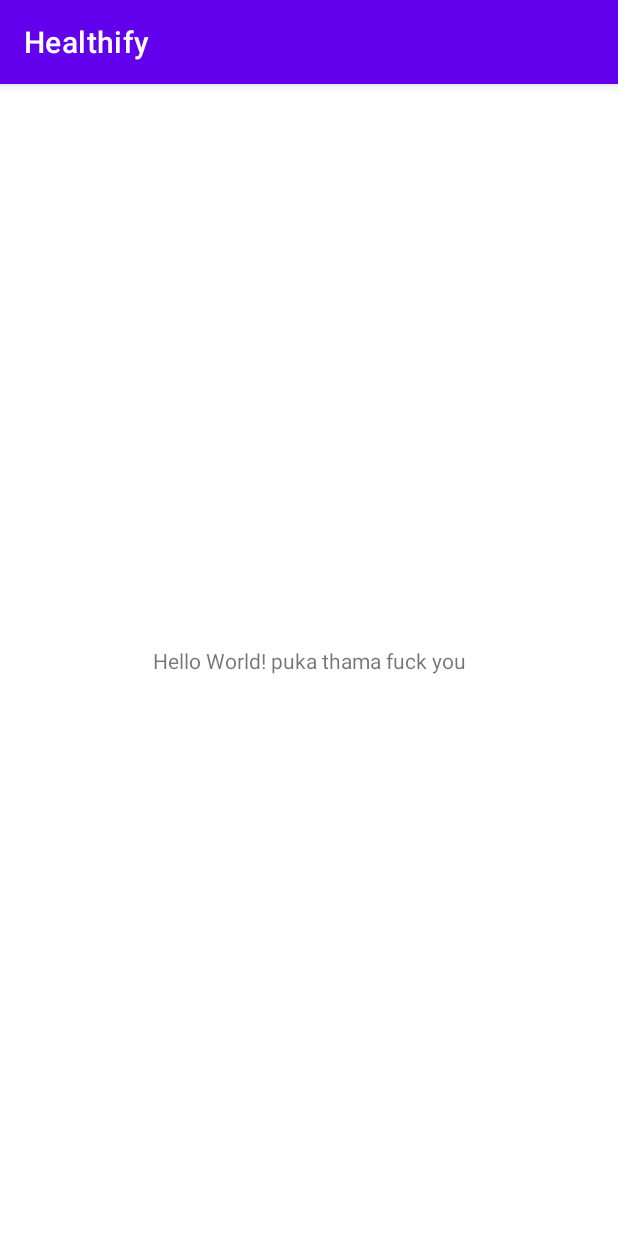
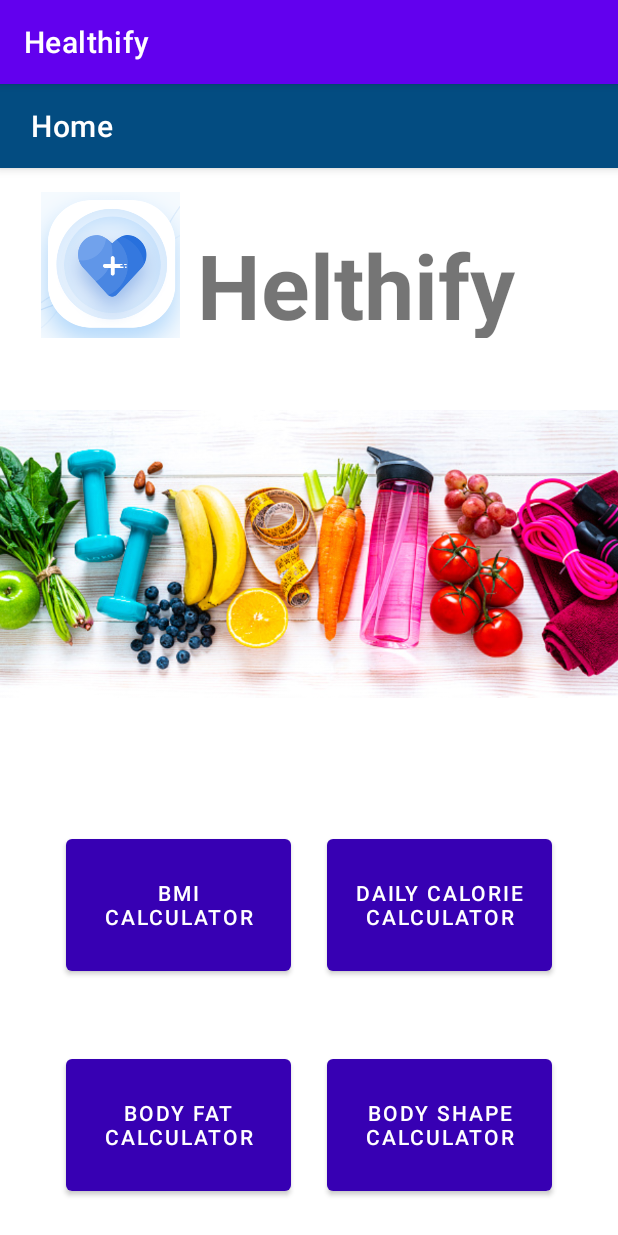
Before and after one commit to ArunaAP/Team_Bytecode, an Android app: the screen it shows after launch (MainActivity), on a phone screen of 412 x 824 dp. Run offline under Robolectric (Android 15) with nearby library versions, the phone set to English and light mode, and no system bars.

Commit message:
this is my home page

```diff
--- a/Healthify/app/src/main/res/layout/activity_main.xml
+++ b/Healthify/app/src/main/res/layout/activity_main.xml
@@ -3,16 +3,112 @@
     xmlns:app="http://schemas.android.com/apk/res-auto"
     xmlns:tools="http://schemas.android.com/tools"
     android:layout_width="match_parent"
-    android:layout_height="match_parent"
-    tools:context=".MainActivity">
+    android:layout_height="match_parent">
+
+    <com.google.android.material.appbar.AppBarLayout
+        android:id="@+id/appBarLayout"
+        android:layout_width="match_parent"
+        android:layout_height="wrap_content"
+        tools:ignore="MissingConstraints">
+
+        <com.google.android.material.appbar.MaterialToolbar
+            android:id="@+id/topAppBar"
+            style="@style/ThemeOverlay.MaterialComponents.Toolbar.Primary"
+            android:layout_width="match_parent"
+            android:layout_height="?attr/actionBarSize"
+            android:background="#034c81"
+            app:title=" Home"
+            app:titleTextColor="@color/white" />
+    </com.google.android.material.appbar.AppBarLayout>
+
+    <ImageView
+        android:id="@+id/homejpg"
+        android:layout_width="419dp"
+        android:layout_height="272dp"
+        android:layout_marginTop="8dp"
+        app:layout_constraintEnd_toEndOf="parent"
+        app:layout_constraintHorizontal_bias="0.0"
+        app:layout_constraintStart_toStartOf="parent"
+        app:layout_constraintTop_toBottomOf="@+id/imageView2"
+        app:srcCompat="@drawable/home" />
+
+    <Button
+        android:id="@+id/bmi_calculator_btn"
+        android:layout_width="150dp"
+        android:layout_height="100dp"
+        android:layout_marginStart="44dp"
+        android:layout_marginLeft="44dp"
+        android:layout_marginTop="48dp"
+        android:text="@string/bmi_calculator_btn"
+        app:backgroundTint="@color/purple_700"
+        app:layout_constraintEnd_toStartOf="@+id/daily_calary_calculator_btn"
+        app:layout_constraintHorizontal_bias="0.0"
+        app:layout_constraintHorizontal_chainStyle="spread"
+        app:layout_constraintStart_toStartOf="parent"
+        app:layout_constraintTop_toBottomOf="@+id/homejpg" />
+
+    <Button
+        android:id="@+id/daily_calary_calculator_btn"
+        android:layout_width="150dp"
+        android:layout_height="100dp"
+        android:layout_marginEnd="44dp"
+        android:layout_marginRight="44dp"
+        android:text="@string/daily_calary_calculator_btn"
+        app:backgroundTint="@color/purple_700"
+        app:layout_constraintBaseline_toBaselineOf="@+id/bmi_calculator_btn"
+        app:layout_constraintEnd_toEndOf="parent" />
+
+    <Button
+        android:id="@+id/body_fat_cal_btn"
+        android:layout_width="150dp"
+        android:layout_height="100dp"
+        android:layout_marginStart="44dp"
+        android:layout_marginLeft="44dp"
+        android:text="@string/body_fat_cal_btn"
+        app:backgroundTint="@color/purple_700"
+        app:layout_constraintBottom_toBottomOf="parent"
+        app:layout_constraintEnd_toStartOf="@+id/body_shape_cal_btn"
+        app:layout_constraintHorizontal_bias="0.0"
+        app:layout_constraintStart_toStartOf="parent"
+        app:layout_constraintTop_toBottomOf="@+id/bmi_calculator_btn"
+        app:layout_constraintVertical_bias="0.659" />
+
+    <Button
+        android:id="@+id/body_shape_cal_btn"
+        android:layout_width="150dp"
+        android:layout_height="100dp"
+        android:layout_marginEnd="44dp"
+        android:layout_marginRight="44dp"
+        android:text="@string/body_shape_cal_btn"
+        app:backgroundTint="@color/purple_700"
+        app:layout_constraintBaseline_toBaselineOf="@+id/body_fat_cal_btn"
+        app:layout_constraintEnd_toEndOf="parent" />
 
     <TextView
-        android:layout_width="wrap_content"
-        android:layout_height="wrap_content"
-        android:text="Hello World! puka thama fuck you"
-        app:layout_constraintBottom_toBottomOf="parent"
-        app:layout_constraintLeft_toLeftOf="parent"
-        app:layout_constraintRight_toRightOf="parent"
-        app:layout_constraintTop_toTopOf="parent" />
+        android:id="@+id/helthify"
+        android:layout_width="220dp"
+        android:layout_height="76dp"
+        android:layout_marginTop="30dp"
+        android:text="@string/helthify"
+        android:textSize="60sp"
+        android:textStyle="bold"
+        app:layout_constraintBottom_toTopOf="@+id/homejpg"
+        app:layout_constraintEnd_toEndOf="parent"
+        app:layout_constraintHorizontal_bias="0.0"
+        app:layout_constraintStart_toEndOf="@+id/imageView2"
+        app:layout_constraintTop_toBottomOf="@+id/appBarLayout"
+        app:layout_constraintVertical_bias="0.466" />
+
+    <ImageView
+        android:id="@+id/imageView2"
+        android:layout_width="115dp"
+        android:layout_height="97dp"
+        android:layout_marginStart="16dp"
+        android:layout_marginLeft="16dp"
+        android:layout_marginTop="16dp"
+        app:layout_constraintStart_toStartOf="parent"
+        app:layout_constraintTop_toBottomOf="@+id/appBarLayout"
+        app:srcCompat="@drawable/homehart" />
+
 
 </androidx.constraintlayout.widget.ConstraintLayout>
--- a/Healthify/app/src/main/res/values/strings.xml
+++ b/Healthify/app/src/main/res/values/strings.xml
@@ -1,3 +1,8 @@
 <resources>
     <string name="app_name">Healthify</string>
+    <string name="bmi_calculator_btn">BMI Calculator</string>
+    <string name="daily_calary_calculator_btn">Daily Calorie Calculator</string>
+    <string name="body_fat_cal_btn">body fat calculator</string>
+    <string name="body_shape_cal_btn">Body shape calculator</string>
+    <string name="helthify">Helthify</string>
 </resources>
```
Also changed, not shown: Healthify/app/src/main/res/drawable/home.jpg (added), Healthify/app/src/main/res/drawable/homehart.png (added).
